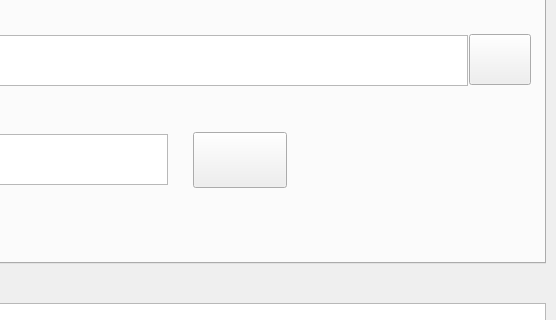
Qt form omega_gui/elements/omega_gui_qt.ui (USEPA/EPA_OMEGA_Model) before a commit; both pictures show x 565 to 1121 and y 226 to 546 of the 1121 by 787 pixel window.
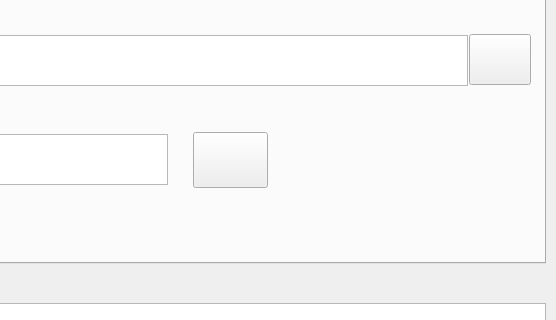
The same form after that commit.

The edit to the form file:
```diff
--- a/omega_gui/elements/omega_gui_qt.ui
+++ b/omega_gui/elements/omega_gui_qt.ui
@@ -325,7 +325,7 @@
        <rect>
         <x>746</x>
         <y>238</y>
-        <width>94</width>
+        <width>75</width>
         <height>56</height>
        </rect>
       </property>
@@ -334,7 +334,7 @@
       </property>
       <property name="iconSize">
        <size>
-        <width>90</width>
+        <width>71</width>
         <height>52</height>
        </size>
       </property>
```
